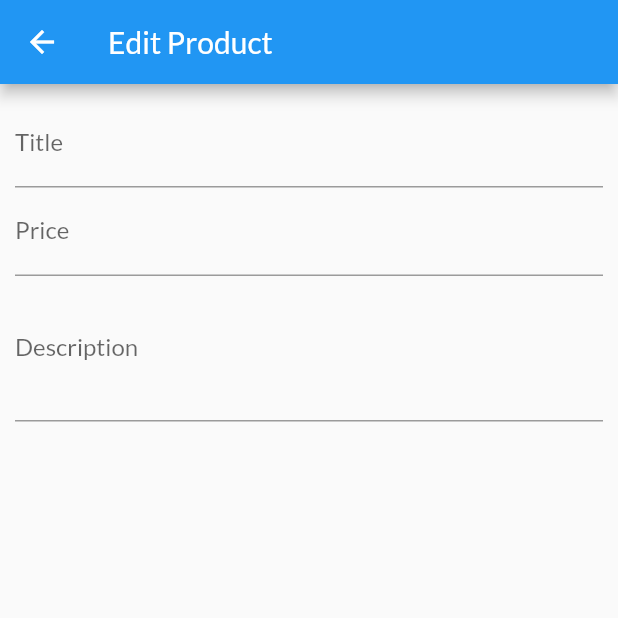
After one commit to Rishabh510/Shopping-App, a Flutter app: the EditProductScreen screen opened by its route, on a phone screen of 412 x 824 dp, the top half of it. The commit adds this screen. Run offline on Flutter 3.47's test engine with Material 2 defaults, Android fonts, the phone set to English and light mode, and no system bars; network calls fail.

Commit message:
added editProductsScreen

```diff
--- a/lib/main.dart
+++ b/lib/main.dart
@@ -1,5 +1,6 @@
 import 'package:flutter/material.dart';
 import 'package:provider/provider.dart';
+import './screens/edit_product_screen.dart';
 import './screens/user_products_screen.dart';
 import './screens/orders_screen.dart';
 import './screens/cart_screen.dart';
@@ -41,6 +42,7 @@ class MyApp extends StatelessWidget {
             CartScreen.routeName: (ctx) => CartScreen(),
             OrdersScreen.routeName: (ctx) => OrdersScreen(),
             UserProductsScreen.routeName: (ctx) => UserProductsScreen(),
+            EditProductScreen.routeName: (ctx) => EditProductScreen(),
           }),
     );
   }
--- /dev/null
+++ b/lib/screens/edit_product_screen.dart
@@ -0,0 +1,67 @@
+import 'package:flutter/cupertino.dart';
+import 'package:flutter/material.dart';
+
+class EditProductScreen extends StatefulWidget {
+  static const routeName = '/edit-product';
+
+  @override
+  _EditProductScreenState createState() => _EditProductScreenState();
+}
+
+class _EditProductScreenState extends State<EditProductScreen> {
+  final _priceFocusNode = FocusNode();
+  final _descriptionFocusNode = FocusNode();
+
+  @override
+  void dispose() {
+    _priceFocusNode.dispose();
+    _descriptionFocusNode.dispose();
+    super.dispose();
+  }
+
+  @override
+  Widget build(BuildContext context) {
+    return Scaffold(
+      appBar: AppBar(
+        title: Text('Edit Product'),
+      ),
+      body: Padding(
+        padding: const EdgeInsets.all(10.0),
+        child: Form(
+          child: ListView(
+            children: <Widget>[
+              TextFormField(
+                decoration: InputDecoration(
+                  labelText: 'Title',
+                ),
+                textInputAction: TextInputAction.next,
+                onFieldSubmitted: (_) {
+                  FocusScope.of(context).requestFocus(_priceFocusNode);
+                },
+              ),
+              TextFormField(
+                decoration: InputDecoration(
+                  labelText: 'Price',
+                ),
+                keyboardType: TextInputType.number,
+                focusNode: _priceFocusNode,
+                textInputAction: TextInputAction.next,
+                onFieldSubmitted: (_) {
+                  FocusScope.of(context).requestFocus(_descriptionFocusNode);
+                },
+              ),
+              TextFormField(
+                decoration: InputDecoration(
+                  labelText: 'Description',
+                ),
+                maxLines: 3,
+                keyboardType: TextInputType.multiline,
+                focusNode: _descriptionFocusNode,
+              ),
+            ],
+          ),
+        ),
+      ),
+    );
+  }
+}
--- a/lib/screens/user_products_screen.dart
+++ b/lib/screens/user_products_screen.dart
@@ -3,6 +3,7 @@ import '../widgets/user_product_item.dart';
 import 'package:flutter/material.dart';
 import 'package:provider/provider.dart';
 import '../providers/products.dart';
+import 'edit_product_screen.dart';
 
 class UserProductsScreen extends StatelessWidget {
   static const routeName = '/user-products';
@@ -16,7 +17,9 @@ class UserProductsScreen extends StatelessWidget {
         actions: <Widget>[
           IconButton(
             icon: const Icon(Icons.add),
-            onPressed: () {},
+            onPressed: () {
+              Navigator.of(context).pushNamed(EditProductScreen.routeName);
+            },
           ),
         ],
       ),
```
